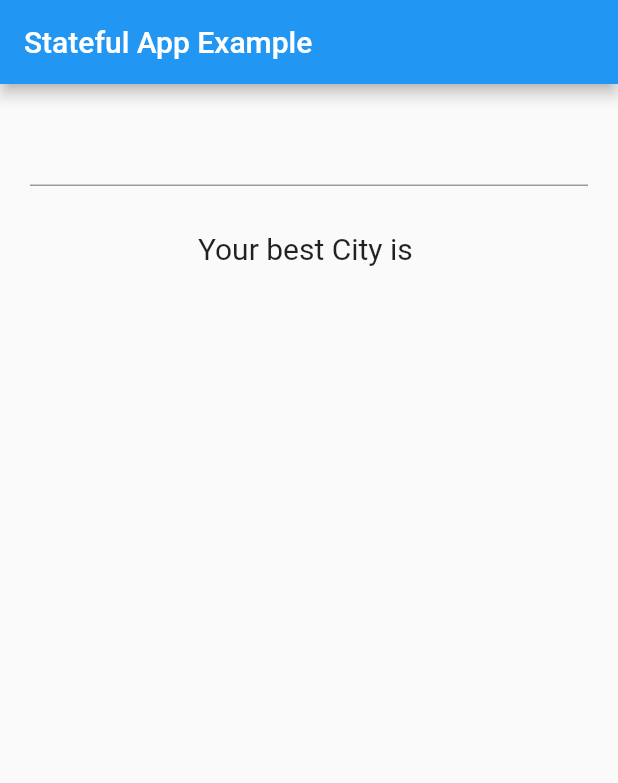
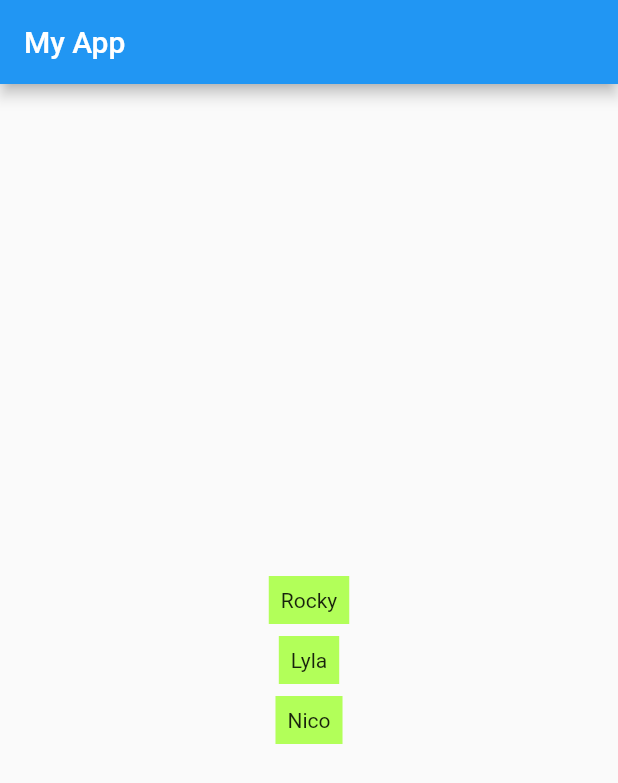
Before and after one commit to FaizaSam/Flutter, a Flutter app: the screen it shows after launch, on a phone screen of 412 x 824 dp. Shown: the top 783 px of the screen. Run offline on Flutter 3.47's test engine with Material 2 defaults, Android fonts, the phone set to English and light mode, and no system bars.

```diff
--- a/lib/main.dart
+++ b/lib/main.dart
@@ -1,6 +1,6 @@
 import 'package:flutter/material.dart';
 
-void main(List<String> args) {
+/*void main(List<String> args) {
   runApp(MaterialApp(
     title: 'Stateful app example',
     home: FavouriteCity(),
@@ -47,4 +47,45 @@ class _FavouriteCityState extends State<FavouriteCity> {
       ),
     );
   }
+}*/
+void main(List<String> args) {
+  runApp(new DogApp());
 }
+
+class DogApp extends StatelessWidget {
+  @override
+  Widget build(BuildContext context) {
+    return MaterialApp(
+        title: 'My Dog App',
+        home: Scaffold(
+          appBar: AppBar(
+            title: Text('My App'),
+          ),
+          body: Center(
+            child:
+                Column(mainAxisAlignment: MainAxisAlignment.center, children: [
+              DecoratedBox(
+                  decoration: BoxDecoration(color: Colors.lightGreenAccent),
+                  child: Padding(
+                    padding: const EdgeInsets.all(8.0),
+                    child: Text('Rocky'),
+                  )),
+              SizedBox(height: 8.0),
+              DecoratedBox(
+                  decoration: BoxDecoration(color: Colors.lightGreenAccent),
+                  child: Padding(
+                    padding: const EdgeInsets.all(8.0),
+                    child: Text('Lyla'),
+                  )),
+              SizedBox(height: 8.0),
+              DecoratedBox(
+                  decoration: BoxDecoration(color: Colors.lightGreenAccent),
+                  child: Padding(
+                    padding: const EdgeInsets.all(8.0),
+                    child: Text('Nico'),
+                  )),
+            ]),
+          ),
+        ));
+  }
+}
```
